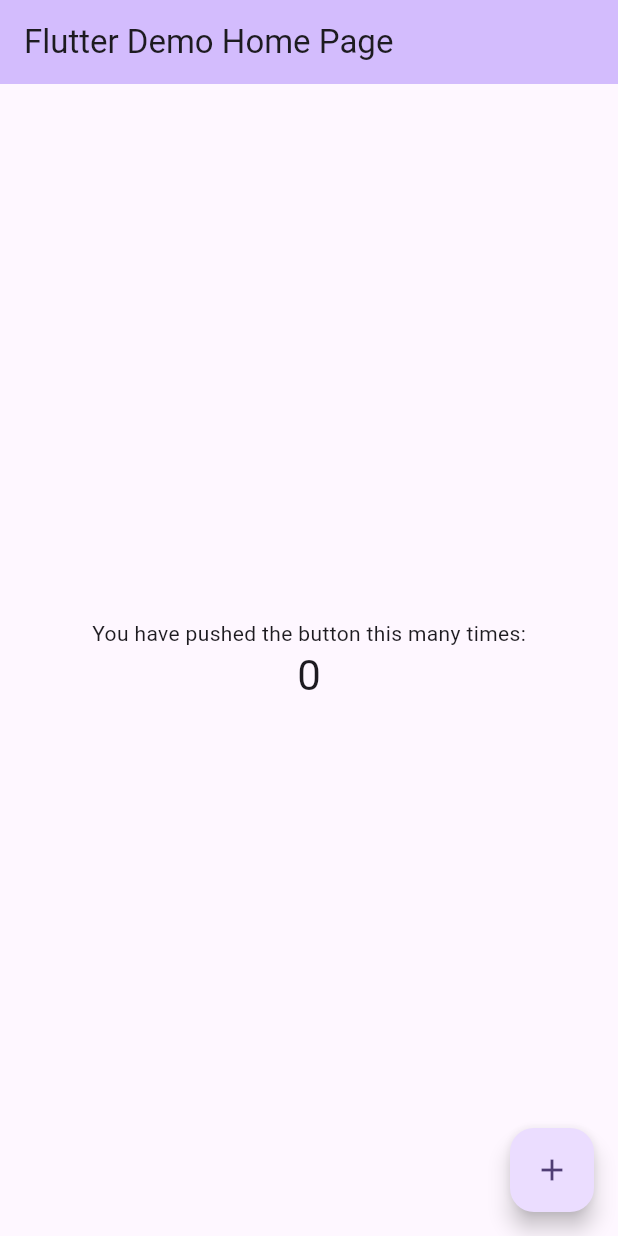
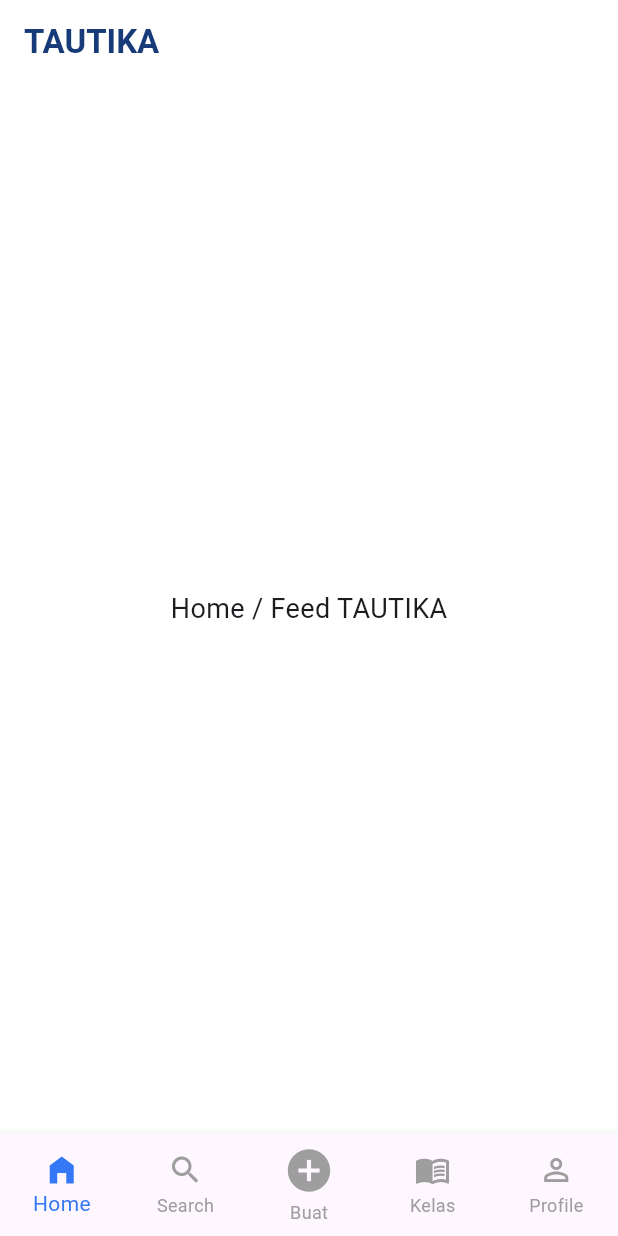
Before and after one commit to Hilya-nd/tautika, a Flutter app: the screen it shows after launch, on a phone screen of 412 x 824 dp. Run offline on Flutter 3.47's test engine with Material 3 defaults, Android fonts, the light colour scheme and no system bars.

Commit message:
Buat struktur navbar dan halaman awal

```diff
--- a/lib/main.dart
+++ b/lib/main.dart
@@ -1,4 +1,5 @@
 import 'package:flutter/material.dart';
+import 'package:tautika/navbar.dart';
 
 void main() {
     runApp(const MyApp());
@@ -7,116 +8,16 @@
 class MyApp extends StatelessWidget {
     const MyApp({super.key});
 
-  // This widget is the root of your application.
     @override
     Widget build(BuildContext context) {
         return MaterialApp(
-      title: 'Flutter Demo',
+            title: 'TAUTIKA',
+            debugShowCheckedModeBanner: false,
             theme: ThemeData(
-        // This is the theme of your application.
-        //
-        // TRY THIS: Try running your application with "flutter run". You'll see
-        // the application has a purple toolbar. Then, without quitting the app,
-        // try changing the seedColor in the colorScheme below to Colors.green
-        // and then invoke "hot reload" (save your changes or press the "hot
-        // reload" button in a Flutter-supported IDE, or press "r" if you used
-        // the command line to start the app).
-        //
-        // Notice that the counter didn't reset back to zero; the application
-        // state is not lost during the reload. To reset the state, use hot
-        // restart instead.
-        //
-        // This works for code too, not just values: Most code changes can be
-        // tested with just a hot reload.
-        colorScheme: .fromSeed(seedColor: Colors.deepPurple),
+                primarySwatch: Colors.blue,
+                scaffoldBackgroundColor: Colors.white,
             ),
-      home: const MyHomePage(title: 'Flutter Demo Home Page'),
+        home: const navbar(),
         );
   }
 }
-
-class MyHomePage extends StatefulWidget {
-  const MyHomePage({super.key, required this.title});
-
-  // This widget is the home page of your application. It is stateful, meaning
-  // that it has a State object (defined below) that contains fields that affect
-  // how it looks.
-
-  // This class is the configuration for the state. It holds the values (in this
-  // case the title) provided by the parent (in this case the App widget) and
-  // used by the build method of the State. Fields in a Widget subclass are
-  // always marked "final".
-
-  final String title;
-
-  @override
-  State<MyHomePage> createState() => _MyHomePageState();
-}
-
-class _MyHomePageState extends State<MyHomePage> {
-  int _counter = 0;
-
-  void _incrementCounter() {
-    setState(() {
-      // This call to setState tells the Flutter framework that something has
-      // changed in this State, which causes it to rerun the build method below
-      // so that the display can reflect the updated values. If we changed
-      // _counter without calling setState(), then the build method would not be
-      // called again, and so nothing would appear to happen.
-      _counter++;
-    });
-  }
-
-  @override
-  Widget build(BuildContext context) {
-    // This method is rerun every time setState is called, for instance as done
-    // by the _incrementCounter method above.
-    //
-    // The Flutter framework has been optimized to make rerunning build methods
-    // fast, so that you can just rebuild anything that needs updating rather
-    // than having to individually change instances of widgets.
-    return Scaffold(
-      appBar: AppBar(
-        // TRY THIS: Try changing the color here to a specific color (to
-        // Colors.amber, perhaps?) and trigger a hot reload to see the AppBar
-        // change color while the other colors stay the same.
-        backgroundColor: Theme.of(context).colorScheme.inversePrimary,
-        // Here we take the value from the MyHomePage object that was created by
-        // the App.build method, and use it to set our appbar title.
-        title: Text(widget.title),
-      ),
-      body: Center(
-        // Center is a layout widget. It takes a single child and positions it
-        // in the middle of the parent.
-        child: Column(
-          // Column is also a layout widget. It takes a list of children and
-          // arranges them vertically. By default, it sizes itself to fit its
-          // children horizontally, and tries to be as tall as its parent.
-          //
-          // Column has various properties to control how it sizes itself and
-          // how it positions its children. Here we use mainAxisAlignment to
-          // center the children vertically; the main axis here is the vertical
-          // axis because Columns are vertical (the cross axis would be
-          // horizontal).
-          //
-          // TRY THIS: Invoke "debug painting" (choose the "Toggle Debug Paint"
-          // action in the IDE, or press "p" in the console), to see the
-          // wireframe for each widget.
-          mainAxisAlignment: .center,
-          children: [
-            const Text('You have pushed the button this many times:'),
-            Text(
-              '$_counter',
-              style: Theme.of(context).textTheme.headlineMedium,
-            ),
-          ],
-        ),
-      ),
-      floatingActionButton: FloatingActionButton(
-        onPressed: _incrementCounter,
-        tooltip: 'Increment',
-        child: const Icon(Icons.add),
-      ),
-    );
-  }
-}
--- /dev/null
+++ b/lib/navbar.dart
@@ -0,0 +1,71 @@
+
+import 'package:flutter/material.dart';
+
+import 'package:tautika/pages/home.dart';
+import 'package:tautika/pages/search.dart';
+import 'package:tautika/pages/create_content.dart';
+import 'package:tautika/pages/classes.dart';
+import 'package:tautika/pages/profile.dart';
+
+class navbar extends StatefulWidget {
+  const navbar({super.key});
+
+  @override
+  State<navbar> createState() => _navbarState();
+}
+
+class _navbarState extends State<navbar> {
+  int sekarang = 0;
+
+  void taptap(int index) {
+    setState(() {
+      sekarang = index;
+    });
+  }
+
+  final List<Widget> halaman = [
+    const HomePage(),
+    const SearchPage(),
+    const CreateContentPage(),
+    const ClassesPage(),
+    const ProfilePage(),
+  ];
+
+  @override
+  Widget build(BuildContext context) {
+    return Scaffold(
+      body: halaman.elementAt(sekarang),
+      bottomNavigationBar: BottomNavigationBar(
+        type: BottomNavigationBarType.fixed,
+        currentIndex: sekarang,
+        onTap: taptap,
+        selectedItemColor: const Color(0xFF3478F6),
+        unselectedItemColor: Colors.grey,
+        showUnselectedLabels: true,
+        items: const [
+          BottomNavigationBarItem(
+            icon: Icon(Icons.home_outlined),
+            activeIcon: Icon(Icons.home_filled),
+            label: 'Home',
+          ),
+          BottomNavigationBarItem(
+            icon: Icon(Icons.search),
+            label: 'Search',
+          ),
+          BottomNavigationBarItem(
+            icon: Icon(Icons.add_circle, size: 34),
+            label: 'Buat',
+          ),
+          BottomNavigationBarItem(
+            icon: Icon(Icons.menu_book_outlined),
+            label: 'Kelas',
+          ),
+          BottomNavigationBarItem(
+            icon: Icon(Icons.person_outline),
+            label: 'Profile',
+          ),
+        ],
+      ),
+    );
+  }
+}
--- /dev/null
+++ b/lib/pages/classes.dart
@@ -0,0 +1,15 @@
+import 'package:flutter/material.dart';
+
+class ClassesPage extends StatelessWidget {
+  const ClassesPage({super.key});
+
+  @override
+  Widget build(BuildContext context) {
+    return Scaffold(
+      appBar: AppBar(title: const Text('Kelas Saya')),
+      body: const Center(
+        child: Text('Halaman Kelas'),
+      ),
+    );
+  }
+}
--- /dev/null
+++ b/lib/pages/create_content.dart
@@ -0,0 +1,15 @@
+import 'package:flutter/material.dart';
+
+class CreateContentPage extends StatelessWidget {
+  const CreateContentPage({super.key});
+
+  @override
+  Widget build(BuildContext context) {
+    return Scaffold(
+      appBar: AppBar(title: const Text('Buat Konten')),
+      body: const Center(
+        child: Text('Upload Tugas atau Buat Kuis'),
+      ),
+    );
+  }
+}
--- /dev/null
+++ b/lib/pages/home.dart
@@ -0,0 +1,29 @@
+
+import 'package:flutter/material.dart';
+
+class HomePage extends StatelessWidget {
+  const HomePage({super.key});
+
+  @override
+  Widget build(BuildContext context) {
+    return Scaffold(
+      appBar: AppBar(
+        title: const Text(
+          'TAUTIKA',
+          style: TextStyle(
+            fontWeight: FontWeight.bold,
+            color: Color(0xFF173B78),
+          ),
+        ),
+        backgroundColor: Colors.white,
+        elevation: 0,
+      ),
+      body: const Center(
+        child: Text(
+          'Home / Feed TAUTIKA',
+          style: TextStyle(fontSize: 18),
+        ),
+      ),
+    );
+  }
+}
--- /dev/null
+++ b/lib/pages/profile.dart
@@ -0,0 +1,15 @@
+import 'package:flutter/material.dart';
+
+class ProfilePage extends StatelessWidget {
+  const ProfilePage({super.key});
+
+  @override
+  Widget build(BuildContext context) {
+    return Scaffold(
+      appBar: AppBar(title: const Text('Profile')),
+      body: const Center(
+        child: Text('Halaman Profile'),
+      ),
+    );
+  }
+}
--- /dev/null
+++ b/lib/pages/search.dart
@@ -0,0 +1,15 @@
+import 'package:flutter/material.dart';
+
+class SearchPage extends StatelessWidget {
+  const SearchPage({super.key});
+
+  @override
+  Widget build(BuildContext context) {
+    return Scaffold(
+      appBar: AppBar(title: const Text('Search')),
+      body: const Center(
+        child: Text('Halaman Search'),
+      ),
+    );
+  }
+}
```
Lines whose indentation alone changed are shown as unchanged.
